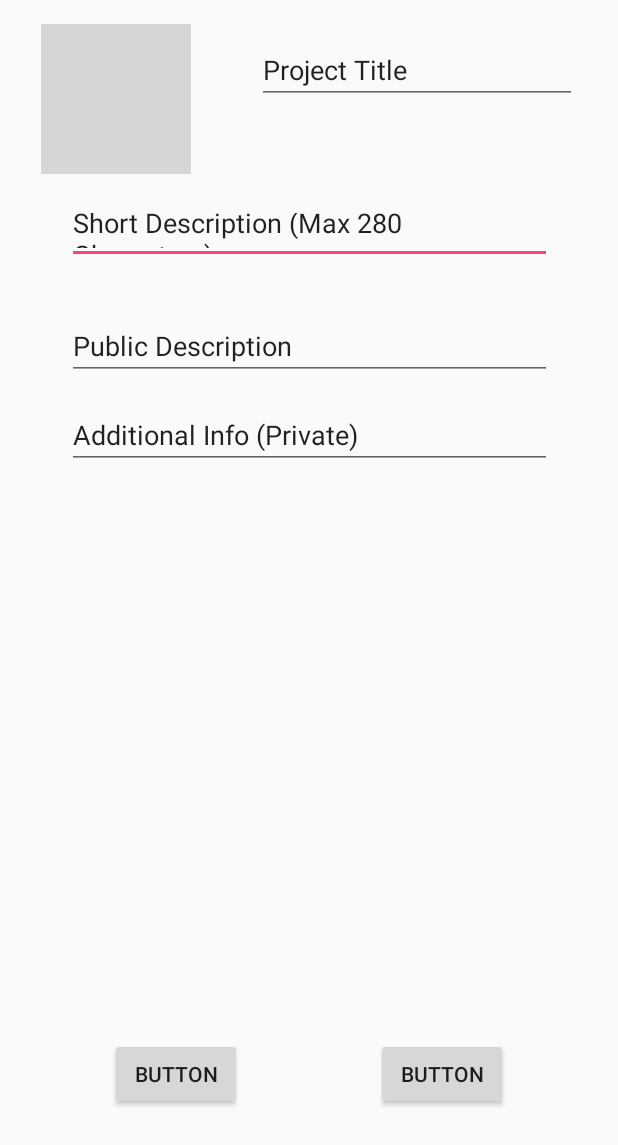
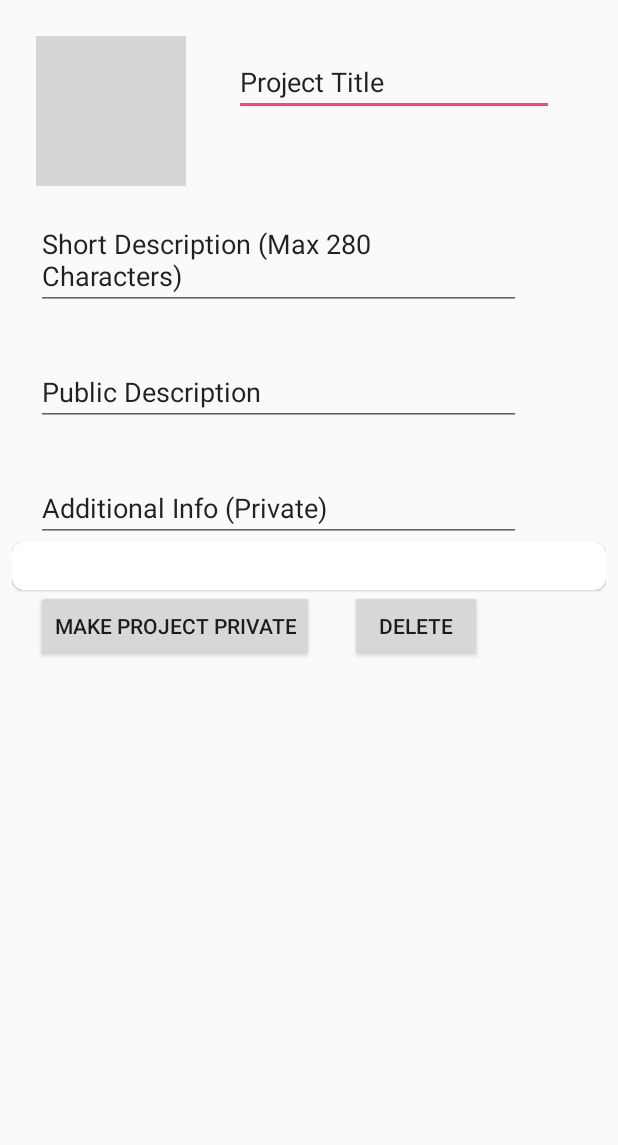
Before and after one commit to Anolan19/ycphack2018, an Android app: the layout myprojectpage.xml on its own in the app's theme, with its tools: preview values and no code run, on a phone screen of 412 x 824 dp. Shown: the top 1145 px of the screen. Run offline under Robolectric (Android 15) with nearby library versions, the phone set to English and light mode, and no system bars; grey boxes are pictures that could not be loaded.

Commit message:
gracie layout 1020 1941

```diff
--- a/project/app/src/main/res/layout/myprojectpage.xml
+++ b/project/app/src/main/res/layout/myprojectpage.xml
@@ -5,6 +5,32 @@
     xmlns:tools="http://schemas.android.com/tools"
     android:layout_width="match_parent"
     android:layout_height="match_parent">
+
+    <ScrollView
+        android:id="@+id/scrolling"
+        android:layout_width="0dp"
+        android:layout_height="0dp"
+        android:layout_marginStart="8dp"
+        android:layout_marginTop="8dp"
+        android:layout_marginEnd="8dp"
+        android:layout_marginBottom="8dp"
+        app:layout_constraintBottom_toBottomOf="parent"
+        app:layout_constraintEnd_toEndOf="parent"
+        app:layout_constraintHorizontal_bias="0.0"
+        app:layout_constraintStart_toStartOf="parent"
+        app:layout_constraintTop_toTopOf="parent"
+        app:layout_constraintVertical_bias="1.0">
+
+        <LinearLayout
+            android:layout_width="match_parent"
+            android:layout_height="wrap_content"
+            android:orientation="vertical">
+
+            <LinearLayout
+                android:id="@+id/projecttag"
+                android:layout_width="match_parent"
+                android:layout_height="wrap_content"
+                android:orientation="horizontal">
 
                 <ImageView
                     android:id="@+id/imageView4"
@@ -19,9 +45,24 @@
                     tools:srcCompat="@tools:sample/backgrounds/scenic" />
 
                 <EditText
+                    android:id="@+id/projecttitle"
+                    android:layout_width="wrap_content"
+                    android:layout_height="wrap_content"
+                    android:layout_marginStart="16dp"
+                    android:layout_marginTop="24dp"
+                    android:layout_marginEnd="16dp"
+                    android:ems="10"
+                    android:inputType="textPersonName"
+                    android:text="Project Title"
+                    app:layout_constraintEnd_toEndOf="parent"
+                    app:layout_constraintStart_toEndOf="@+id/imageView4"
+                    app:layout_constraintTop_toTopOf="parent" />
+            </LinearLayout>
+
+            <EditText
                 android:id="@+id/shortdescription"
                 android:layout_width="323dp"
-        android:layout_height="44dp"
+                android:layout_height="wrap_content"
                 android:layout_marginStart="16dp"
                 android:layout_marginTop="16dp"
                 android:layout_marginEnd="16dp"
@@ -53,7 +94,7 @@
             <EditText
                 android:id="@+id/privatedescription"
                 android:layout_width="323dp"
-        android:layout_height="43dp"
+                android:layout_height="wrap_content"
                 android:layout_marginStart="16dp"
                 android:layout_marginTop="16dp"
                 android:layout_marginEnd="16dp"
@@ -64,47 +105,48 @@
                 app:layout_constraintStart_toStartOf="parent"
                 app:layout_constraintTop_toBottomOf="@+id/longpublic" />
 
-    <EditText
-        android:id="@+id/projecttitle"
+            <android.support.v7.widget.CardView
+                android:id="@+id/comments"
+                android:layout_width="match_parent"
+                android:layout_height="wrap_content"
+                app:cardBackgroundColor="@color/cardview_light_background"
+                app:cardCornerRadius="8dp"
+                app:cardElevation="1dp"
+                app:contentPadding="16dp" />
+
+            <LinearLayout
+                android:id="@+id/buttons"
+                android:layout_width="match_parent"
+                android:layout_height="wrap_content"
+                android:orientation="horizontal"
+                android:visibility="visible">
+
+                <Button
+                    android:id="@+id/makeprivate"
                     android:layout_width="wrap_content"
                     android:layout_height="wrap_content"
                     android:layout_marginStart="16dp"
-        android:layout_marginTop="24dp"
-        android:layout_marginEnd="16dp"
-        android:ems="10"
-        android:inputType="textPersonName"
-        android:text="Project Title"
-        app:layout_constraintEnd_toEndOf="parent"
-        app:layout_constraintStart_toEndOf="@+id/imageView4"
-        app:layout_constraintTop_toTopOf="parent" />
+                    android:layout_marginEnd="8dp"
+                    android:layout_marginBottom="84dp"
+                    android:text="Make Project Private"
+                    app:layout_constraintBottom_toBottomOf="parent"
+                    app:layout_constraintEnd_toStartOf="@+id/deleteproject"
+                    app:layout_constraintStart_toStartOf="parent" />
 
                 <Button
-        android:id="@+id/button2"
+                    android:id="@+id/deleteproject"
                     android:layout_width="wrap_content"
                     android:layout_height="wrap_content"
                     android:layout_marginStart="16dp"
-        android:layout_marginTop="16dp"
                     android:layout_marginEnd="16dp"
                     android:layout_marginBottom="84dp"
-        android:text="Button"
-        app:layout_constraintBottom_toBottomOf="parent"
-        app:layout_constraintEnd_toStartOf="@+id/button3"
-        app:layout_constraintStart_toStartOf="parent"
-        app:layout_constraintTop_toBottomOf="@+id/privatedescription"
-        app:layout_constraintVertical_bias="1.0" />
-
-    <Button
-        android:id="@+id/button3"
-        android:layout_width="wrap_content"
-        android:layout_height="wrap_content"
-        android:layout_marginStart="16dp"
-        android:layout_marginTop="23dp"
-        android:layout_marginEnd="16dp"
-        android:layout_marginBottom="84dp"
-        android:text="Button"
+                    android:text="Delete"
                     app:layout_constraintBottom_toBottomOf="parent"
                     app:layout_constraintEnd_toEndOf="parent"
-        app:layout_constraintStart_toEndOf="@+id/button2"
-        app:layout_constraintTop_toBottomOf="@+id/privatedescription"
-        app:layout_constraintVertical_bias="1.0" />
+                    app:layout_constraintStart_toEndOf="@+id/makeprivate" />
+            </LinearLayout>
+
+        </LinearLayout>
+    </ScrollView>
+
 </android.support.constraint.ConstraintLayout>
```
Lines whose indentation alone changed are shown as unchanged.
